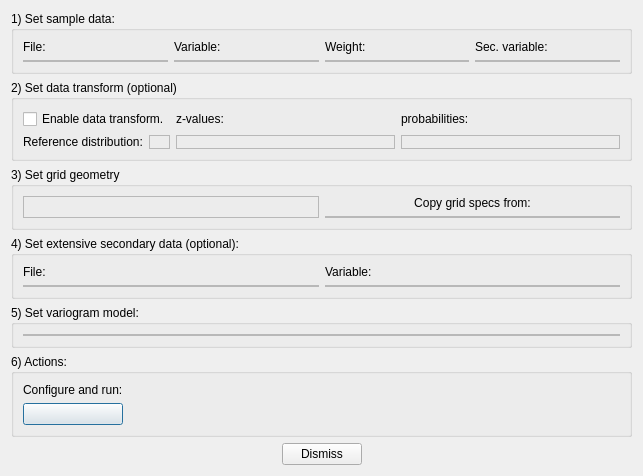
Above: dialogs/sgsimdialog.ui from PauloCarvalhoRJ/gammaray before the change. Below: the same form after it.
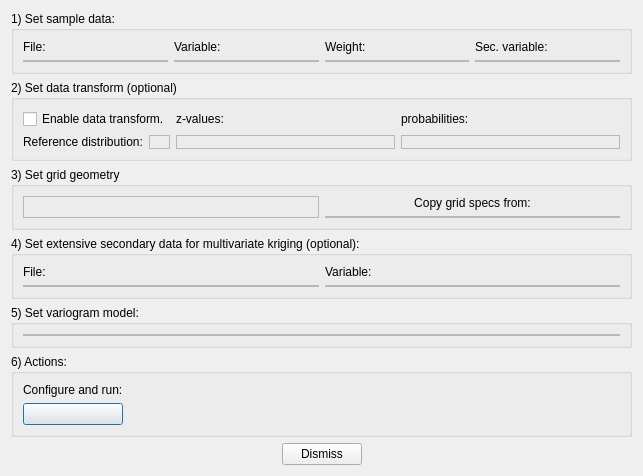
That is the form after the change. Icons and pictures are not drawn.

```diff
--- a/dialogs/sgsimdialog.ui
+++ b/dialogs/sgsimdialog.ui
@@ -349,7 +349,7 @@
    <item>
     <widget class="QGroupBox" name="groupBox_4">
      <property name="title">
-      <string>4) Set extensive secondary data (optional):</string>
+      <string>4) Set extensive secondary data for multivariate kriging (optional):</string>
      </property>
      <layout class="QGridLayout" name="gridLayout_4">
       <item row="0" column="0">
```
Left out of the diff: 20 changed lines with no effect on the pictures.
